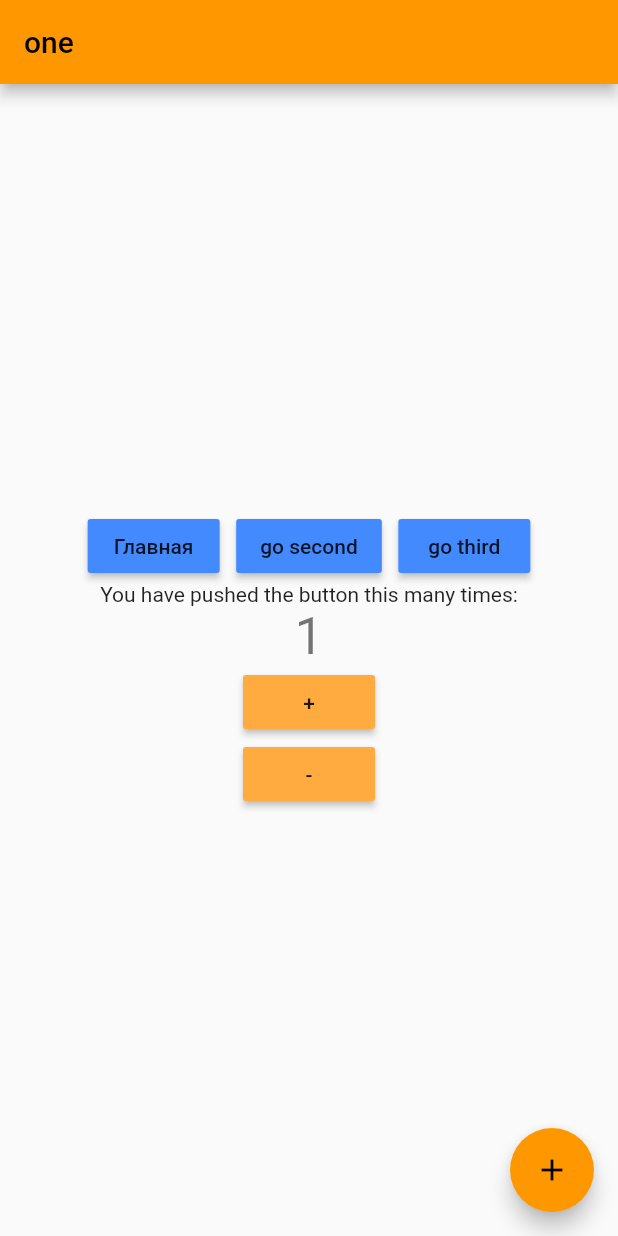
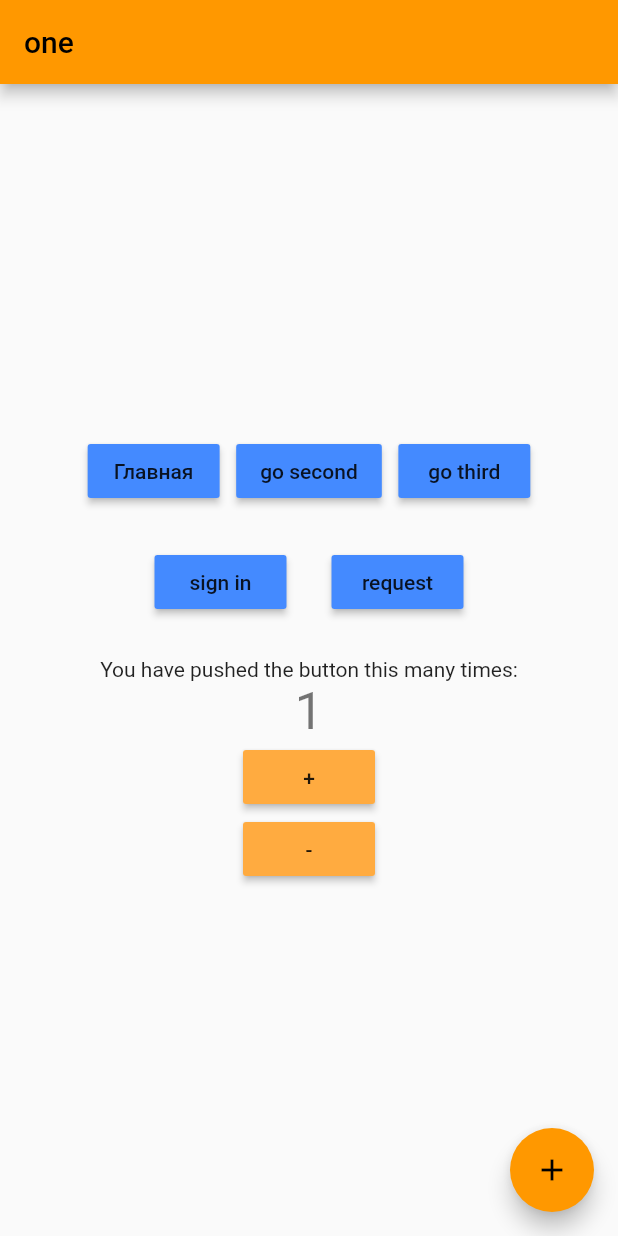
Before and after one commit to ZufarRazifovich/TmplFltrCbt, a Flutter app: the screen it shows after launch, on a phone screen of 412 x 824 dp. Run offline on Flutter 3.47's test engine with Material 2 defaults, Android fonts, the phone set to English and light mode, and no system bars; our stand-ins replace bloc, flutter_bloc.

```diff
--- /dev/null
+++ b/lib/logic/auth/login/login_event.dart
@@ -0,0 +1,4 @@
+part of 'login_bloc.dart';
+
+@immutable
+abstract class LoginEvent {}
--- /dev/null
+++ b/lib/logic/auth/login/login_state.dart
@@ -0,0 +1,6 @@
+part of 'login_bloc.dart';
+
+@immutable
+abstract class LoginState {}
+
+class LoginInitial extends LoginState {}
--- a/lib/logic/cubit/hello_state.dart
+++ b/lib/logic/cubit/hello_state.dart
@@ -2,5 +2,5 @@ part of 'hello_cubit.dart';
 
 class HelloState {
   String nameValue;
-  HelloState({this.nameValue='noname'});
+  HelloState({required this.nameValue});
 }
--- a/lib/presentation/routes/app_router.dart
+++ b/lib/presentation/routes/app_router.dart
@@ -1,9 +1,11 @@
 import 'package:flutter/cupertino.dart';
 import 'package:flutter/material.dart';
+import 'package:proj2/presentation/screens/four_screen.dart';
 
 import 'package:proj2/presentation/screens/home_screen.dart';
 import 'package:proj2/presentation/screens/second_screen.dart';
 import 'package:proj2/presentation/screens/third_screen.dart';
+import 'package:proj2/presentation/screens/weather_screen.dart';
 
 class AppRouter{
   Route? onGenerateRoute(RouteSettings routerSettings){
@@ -16,6 +18,12 @@ class AppRouter{
         break;
       case '/three':
         return MaterialPageRoute(builder: (_)=>ThirdScreen(title: 'Three',));
+        break;
+        case '/four':
+        return MaterialPageRoute(builder: (_)=>FourScreen(title: 'make screen',));
+        break;
+        case '/login':
+        return MaterialPageRoute(builder: (_)=>WeatherScreen(title: 'auth screen',));
         break;
 
 
--- a/lib/presentation/screens/home_screen.dart
+++ b/lib/presentation/screens/home_screen.dart
@@ -59,8 +59,22 @@ class _HomeScreenState extends State<HomeScreen> {
                   onPressed:(){Navigator.of(context).pushNamed('/three');},
                   color: Colors.blueAccent,
                 ),
+
               ],
             ),
+            Row(
+              mainAxisAlignment: MainAxisAlignment.center,
+              children: [
+              MaterialButton(child: Text('sign in'),
+                onPressed:(){Navigator.of(context).pushNamed('/login');},
+                color: Colors.blueAccent,
+              ),
+              SizedBox(height: 100, width: 30,),
+              MaterialButton(child: Text('request'),
+                onPressed:(){Navigator.of(context).pushNamed('/four');},
+                color: Colors.blueAccent,
+              ),
+            ],),
             BlocConsumer<CounterCubit, CounterState>(
               listener: (context, state) {
                 if (state.counterValue > 0) {
--- a/lib/presentation/screens/third_screen.dart
+++ b/lib/presentation/screens/third_screen.dart
@@ -5,7 +5,6 @@ import 'package:proj2/logic/cubit/counter_cubit.dart';
 
 class ThirdScreen extends StatefulWidget {
   const ThirdScreen({Key? key, required this.title}) : super(key: key);
-
 
 
   final String title;
--- a/pubspec.yaml
+++ b/pubspec.yaml
@@ -35,6 +35,7 @@ dependencies:
   # Use with the CupertinoIcons class for iOS style icons.
   cupertino_icons: ^1.0.2
   flutter_bloc: ^8.0.1
+  http: ^0.13.4
 dev_dependencies:
   flutter_test:
     sdk: flutter
```
Also changed, not shown: lib/data_service.dart (added, +8 -0 lines), lib/logic/auth/login/login_bloc.dart (added, +15 -0 lines), lib/presentation/screens/four_screen.dart (added, +62 -0 lines), lib/presentation/screens/weather_screen.dart (added, +62 -0 lines), pubspec.lock, 1 other file. Lines whose indentation alone changed are shown as unchanged.
